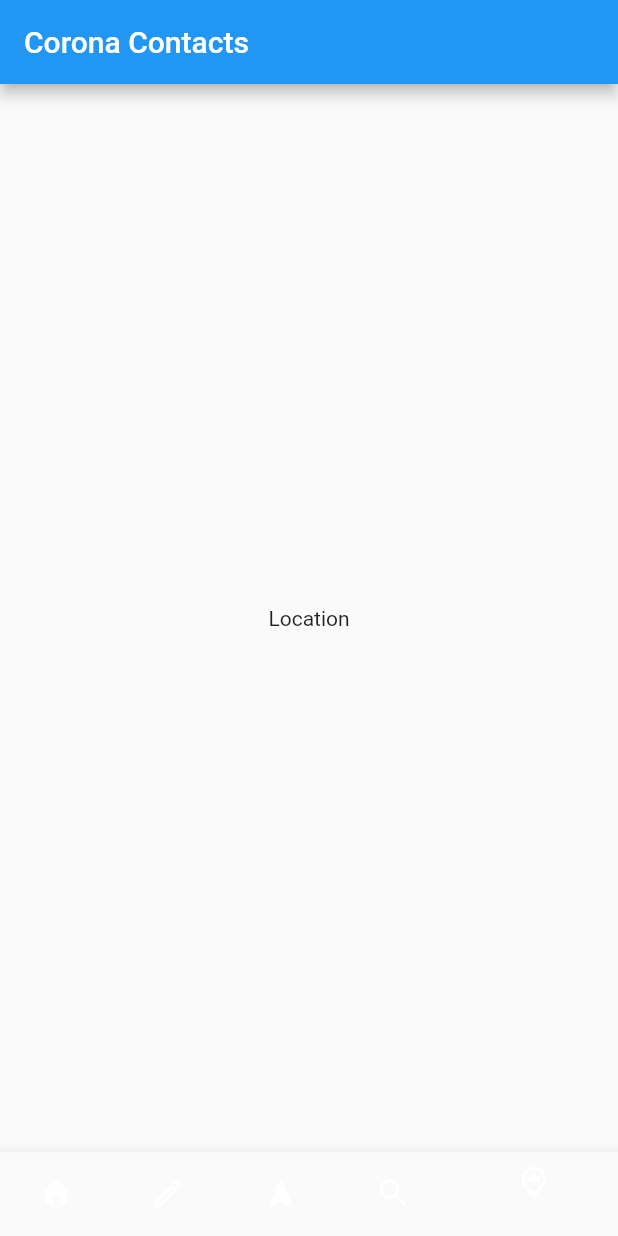
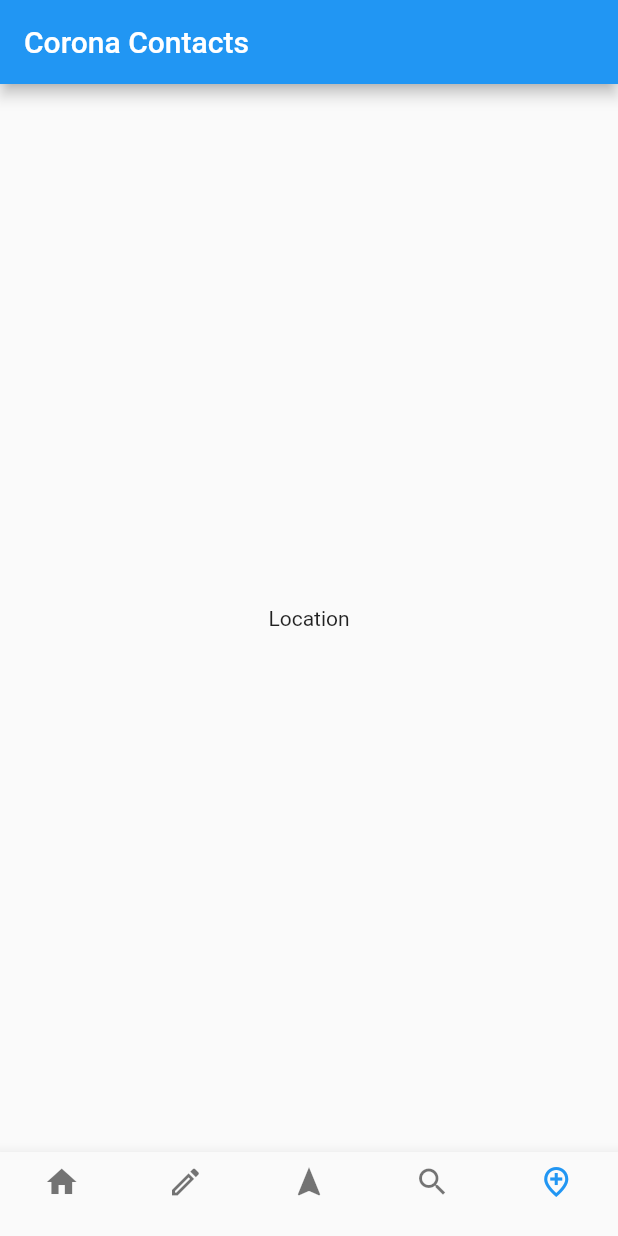
Before and after one commit to karlgrossmann/coronacontacts, a Flutter app: the screen it shows after launch, item 5 of the bottom bar chosen, on a phone screen of 412 x 824 dp. Run offline on Flutter 3.47's test engine with Material 2 defaults, Android fonts, the phone set to English and light mode, and no system bars.

```diff
--- a/lib/nav.dart
+++ b/lib/nav.dart
@@ -1,5 +1,8 @@
 //Bottom Navigation Bar
 
+import 'package:coronacontacts/dataformscreen.dart';
+import 'package:coronacontacts/searchscreen.dart';
+import 'package:coronacontacts/transmitscreen.dart';
 import 'package:flutter/material.dart';
 
 class Nav extends StatefulWidget {
@@ -10,8 +13,10 @@ class Nav extends StatefulWidget {
 class _NavState extends State<Nav> {
   int _selectedIndex = 0;
   List<Widget> _widgetOptions = <Widget>[
-    Text('Home'),
-    Text('Contact'),
+    DataFormScreen(),
+    TransmitScreen(),
+    //Text('Home'),
+    //Text('Contact'),
     Text('Navigation'),
     Text('Search'),
     Text('Location'),
@@ -31,6 +36,7 @@ class _NavState extends State<Nav> {
       ),
       body: Center(child: _widgetOptions.elementAt(_selectedIndex)),
       bottomNavigationBar: BottomNavigationBar(
+        type: BottomNavigationBarType.fixed,
         items: const <BottomNavigationBarItem>[
           //5 Icons
           BottomNavigationBarItem(
```
Also changed, not shown: lib/searchscreen.dart (added).
